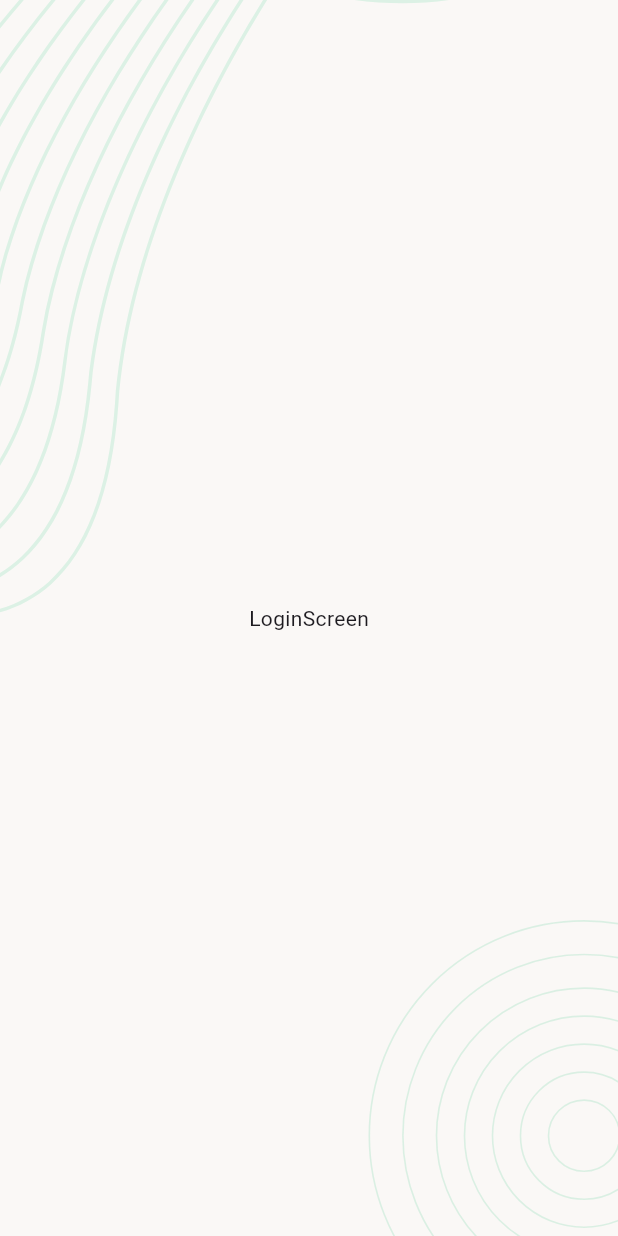
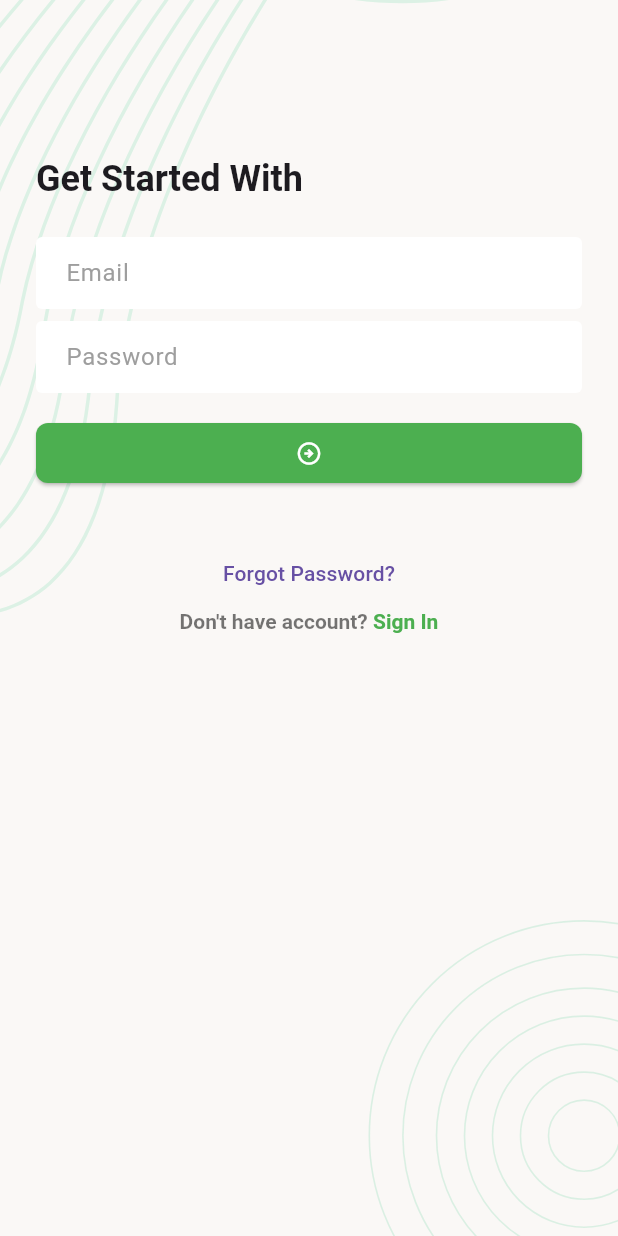
Before and after one commit to mehedi-digikily/task_management, a Flutter app: the screen it shows after launch, on a phone screen of 412 x 824 dp. Run offline on Flutter 3.47's test engine with Material 3 defaults, Android fonts, the phone set to English and light mode, and no system bars; our stand-ins replace flutter_svg.

Commit message:
login screen ui

```diff
--- a/lib/app.dart
+++ b/lib/app.dart
@@ -1,4 +1,5 @@
 import 'package:flutter/material.dart';
+import 'package:task_managemnt/ui/screens/login_screen.dart';
 import 'package:task_managemnt/ui/screens/splash_screen.dart';
 
 class MyApp extends StatelessWidget {
@@ -8,7 +9,40 @@ class MyApp extends StatelessWidget {
   Widget build(BuildContext context) {
     return MaterialApp(
       debugShowCheckedModeBanner: false,
-      home: SplashScreen(),
+      theme: ThemeData(
+        inputDecorationTheme: InputDecorationTheme(
+          hintStyle: const TextStyle(
+              fontWeight: FontWeight.w400, color: Colors.grey),
+          fillColor: Colors.white,
+          filled: true,
+          contentPadding: EdgeInsets.symmetric(horizontal: 16),
+          border: _getZeroBorder(),
+          enabledBorder: _getZeroBorder(),
+          errorBorder: _getZeroBorder(),
+          disabledBorder: _getZeroBorder(),
+        ),
+        elevatedButtonTheme: ElevatedButtonThemeData(
+          style: ElevatedButton.styleFrom(
+              backgroundColor: Colors.green,
+              fixedSize: Size.fromWidth(double.maxFinite),
+              iconColor: Colors.white,
+              shape: RoundedRectangleBorder(
+                borderRadius: BorderRadius.circular(8),
+              )
+          ),
+        ),
+        textTheme: TextTheme(
+          titleLarge: TextStyle(
+              fontSize: 24, fontWeight: FontWeight.w600
+          ),
+        ),
+      ),
+      home: LoginScreen(),
+    );
+  }
+  OutlineInputBorder _getZeroBorder() {
+    return OutlineInputBorder(
+      borderSide: BorderSide.none,
     );
   }
 }
--- a/lib/ui/screens/login_screen.dart
+++ b/lib/ui/screens/login_screen.dart
@@ -1,6 +1,6 @@
+import 'package:flutter/gestures.dart';
 import 'package:flutter/material.dart';
-
-import '../widget.dart';
+import '../widgets/screen_background.dart';
 
 class LoginScreen extends StatefulWidget {
   const LoginScreen({super.key});
@@ -13,9 +13,72 @@ class _LoginScreenState extends State<LoginScreen> {
   @override
   Widget build(BuildContext context) {
     return Scaffold(
-      body: BackgroundImage(
-        child: Center(child: Text('LoginScreen'),),
+      body: ScreenBackground(
+        child: Padding(
+          padding: const EdgeInsets.all(24),
+          child: Column(
+            crossAxisAlignment: CrossAxisAlignment.start,
+            children: [
+              const SizedBox(height: 80),
+              Text(
+                'Get Started With',
+                style: Theme.of(context).textTheme.titleLarge,              ),
+              const SizedBox(height: 24),
+              TextField(
+                decoration: InputDecoration(
+                  hintText: 'Email',
+                ),
+              ),
+              const SizedBox(height: 8),
+              TextField(
+                decoration: InputDecoration(
+                  hintText: 'Password',
+                ),
+              ),
+              const SizedBox(height: 16),
+              ElevatedButton(
+                onPressed: () {},
+                child: Icon(Icons.arrow_circle_right_outlined),
+              ),
+              const SizedBox(height: 32),
+              Center(
+                child: Column(
+                  children: [
+                    TextButton(
+                      onPressed: _onTapForgotPasswordButton,
+                      child: const Text('Forgot Password?'),
+                    ),
+                    RichText(
+                      text: TextSpan(
+                        style: const TextStyle(
+                          color: Colors.black54,
+                          fontWeight: FontWeight.w600,
+                          fontSize: 14,
+                        ),
+                        children: [
+                          const TextSpan(text: "Don't have account? "),
+                          TextSpan(
+                            text: "Sign In",
+                            style: const TextStyle(
+                              color: Colors.green,
+                              fontWeight: FontWeight.bold,
+                            ),
+                            recognizer: TapGestureRecognizer()
+                              ..onTap = _onTapSignInButton,
+                          ),
+                        ],
+                      ),
+                    ),
+                  ],
+                ),
+              ),
+            ],
+          ),
+        ),
       ),
     );
   }
+  void _onTapForgotPasswordButton() {}
+
+  void _onTapSignInButton() {}
 }
--- a/lib/ui/screens/splash_screen.dart
+++ b/lib/ui/screens/splash_screen.dart
@@ -1,7 +1,8 @@
 import 'package:flutter/material.dart';
 import 'package:flutter_svg/flutter_svg.dart';
 
-import '../widget.dart';
+import '../utility/assets_path.dart';
+import '../widgets/screen_background.dart';
 import 'login_screen.dart';
 
 class SplashScreen extends StatefulWidget {
@@ -12,33 +13,34 @@ class SplashScreen extends StatefulWidget {
 }
 
 class _SplashScreenState extends State<SplashScreen> {
+  Future<void> _moveToNextScreen() async {
+    await Future.delayed(
+      Duration(seconds: 2),
+    );
+    Navigator.pushReplacement(
+      context,
+      MaterialPageRoute(
+        builder: (context) => LoginScreen(),
+      ),
+    );
+  }
   @override
   void initState() {
-    Future.delayed(
-        Duration(seconds: 2),
-        () => Navigator.pushReplacement(
-            context,
-            MaterialPageRoute(
-              builder: (context) => LoginScreen(),
-            )));
+    // TODO: implement initState
     super.initState();
+    _moveToNextScreen();
   }
 
   @override
   Widget build(BuildContext context) {
     return Scaffold(
-      body: BackgroundImage(
-        child: Center(
-          child: SizedBox(
-            width: double.infinity,
-            height: 50,
-            child: SvgPicture.asset(
-              'assets/images/logo.svg',
-              fit: BoxFit.contain,
-            ),
-          ),
+        body: ScreenBackground(
+      child: Center(
+        child: SvgPicture.asset(
+          AssetsPath.logoSvg,
+          width: 120,
         ),
       ),
-    );
+    ));
   }
 }
--- /dev/null
+++ b/lib/ui/utility/assets_path.dart
@@ -0,0 +1,4 @@
+class AssetsPath{
+  static String backgroundSvg = 'assets/images/background.svg';
+  static String logoSvg = 'assets/images/logo.svg';
+}
--- /dev/null
+++ b/lib/ui/widgets/screen_background.dart
@@ -0,0 +1,28 @@
+import 'package:flutter/cupertino.dart';
+import 'package:flutter_svg/svg.dart';
+import 'package:task_managemnt/ui/utility/assets_path.dart';
+
+class ScreenBackground extends StatelessWidget {
+  const ScreenBackground({super.key, required this.child});
+
+  final Widget child;
+
+  @override
+  Widget build(BuildContext context) {
+    return Stack(
+      children: [
+        SvgPicture.asset(
+            width: double.maxFinite,
+            height: double.maxFinite,
+            fit: BoxFit.cover,
+            AssetsPath.backgroundSvg
+        ),
+        SafeArea(
+          child: Center(
+            child: child,
+          ),
+        ),
+      ],
+    );
+  }
+}
```
